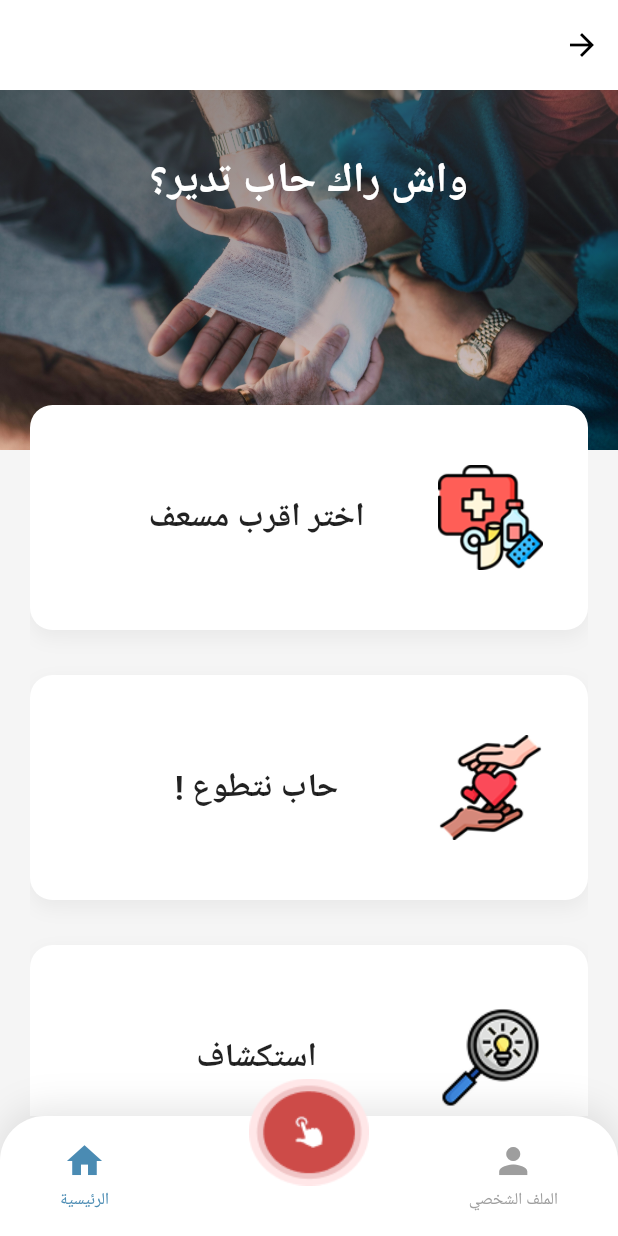
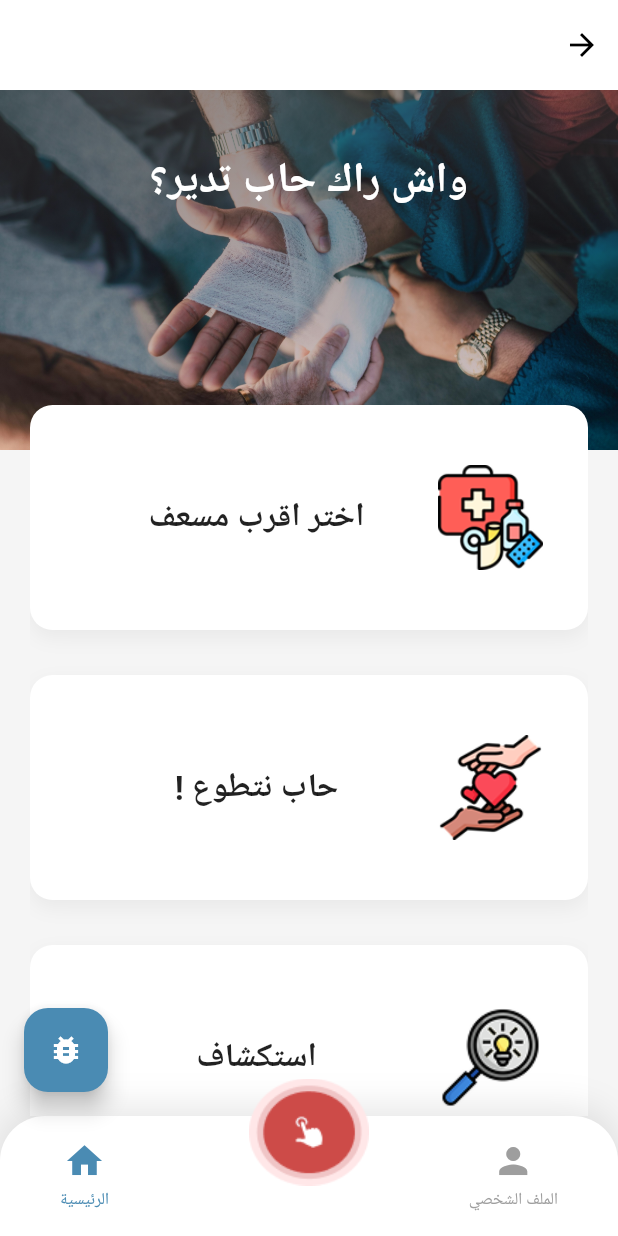
Before and after one commit to Nada-belmiloud/Aloo_Selekni_App, a Flutter app: the RoleSelectionScreen screen opened by its route, on a phone screen of 412 x 824 dp. Run offline on Flutter 3.47's test engine with Material 3 defaults, Android fonts, the phone set to English and light mode, and no system bars; our stand-ins replace bloc, cloud_firestore, equatable, firebase_core, firebase_crashlytics, firebase_messaging and 6 more; accounts and stored records are empty.

Commit message:
Initial commit

```diff
--- a/frontend/lib/ui/screens/emergency_button_screen.dart
+++ b/frontend/lib/ui/screens/emergency_button_screen.dart
@@ -7,6 +7,8 @@
 import '../../data/models/volunteer.dart';
 import 'firebase_test_screen.dart';
 import '../widgets/bottom_navbar_wrapper.dart';
+import 'package:firebase_crashlytics/firebase_crashlytics.dart';
+
 
 class EmergencyButtonScreen extends StatelessWidget {
   final Volunteer currentVolunteer;
--- a/frontend/lib/ui/screens/role_selection_screen.dart
+++ b/frontend/lib/ui/screens/role_selection_screen.dart
@@ -9,6 +9,8 @@
 import 'package:url_launcher/url_launcher.dart';
 import '../../data/models/volunteer.dart';
 import '../widgets/bottom_navbar_wrapper.dart';
+import 'package:firebase_crashlytics/firebase_crashlytics.dart';
+
 
 class RoleSelectionScreen extends StatelessWidget {
   final Volunteer volunteer; // <-- logged-in volunteer
@@ -158,6 +160,15 @@
           }
         },
       ),
+      floatingActionButton: FloatingActionButton(
+    onPressed: () {
+      // Test Crashlytics
+      FirebaseCrashlytics.instance.crash(); // This will force a crash
+    },
+    backgroundColor: const Color(0xFF4A8BB3),
+    tooltip: 'Test Firebase Crashlytics',
+    child: const Icon(Icons.bug_report, color: Colors.white),
+  ),
     );
   }
 }
--- a/frontend/pubspec.yaml
+++ b/frontend/pubspec.yaml
@@ -29,12 +29,11 @@
   cloud_firestore: ^5.5.2
   firebase_storage: ^12.3.7
 
-
-
   # Background tasks (later)
   workmanager: ^0.6.0
   firebase_messaging: ^15.2.10
   flutter_local_notifications: ^19.5.0
+  firebase_crashlytics: ^4.3.10
 
 dev_dependencies:
   flutter_test:
```
Also changed, not shown: frontend/lib/main.dart (+23 -7 lines), frontend/pubspec.lock, 2 other files.
